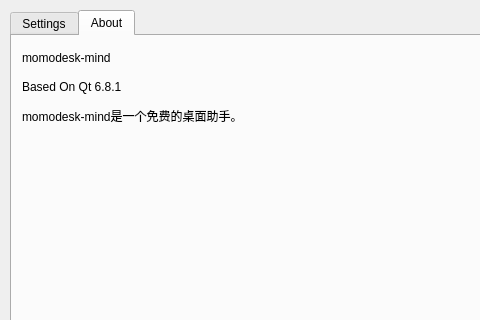
The window that src/settings.ui (vmomenv/MOMODeskMind) describes before a commit, drawn with Qt 5; both pictures show x 0 to 480 and y 0 to 320 of the 1017 by 609 pixel window.
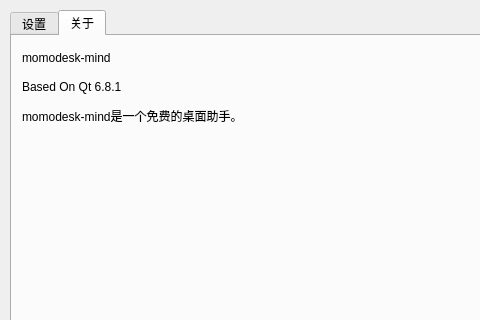
The same window after the commit. The open tabs and pages were chosen to show the change.

Commit message: 更新中文标识

```diff
--- a/src/settings.ui
+++ b/src/settings.ui
@@ -27,7 +27,7 @@
    </property>
    <widget class="QWidget" name="widget_2">
     <attribute name="title">
-     <string>Settings</string>
+     <string>设置</string>
     </attribute>
     <layout class="QVBoxLayout" name="verticalLayout_2">
      <item>
@@ -370,7 +370,7 @@
    </widget>
    <widget class="QWidget" name="tab_2">
     <attribute name="title">
-     <string>About</string>
+     <string>关于</string>
     </attribute>
     <widget class="QWidget" name="layoutWidget">
      <property name="geometry">
```
Left out of the diff: 2 changed lines with no effect on the pictures.
